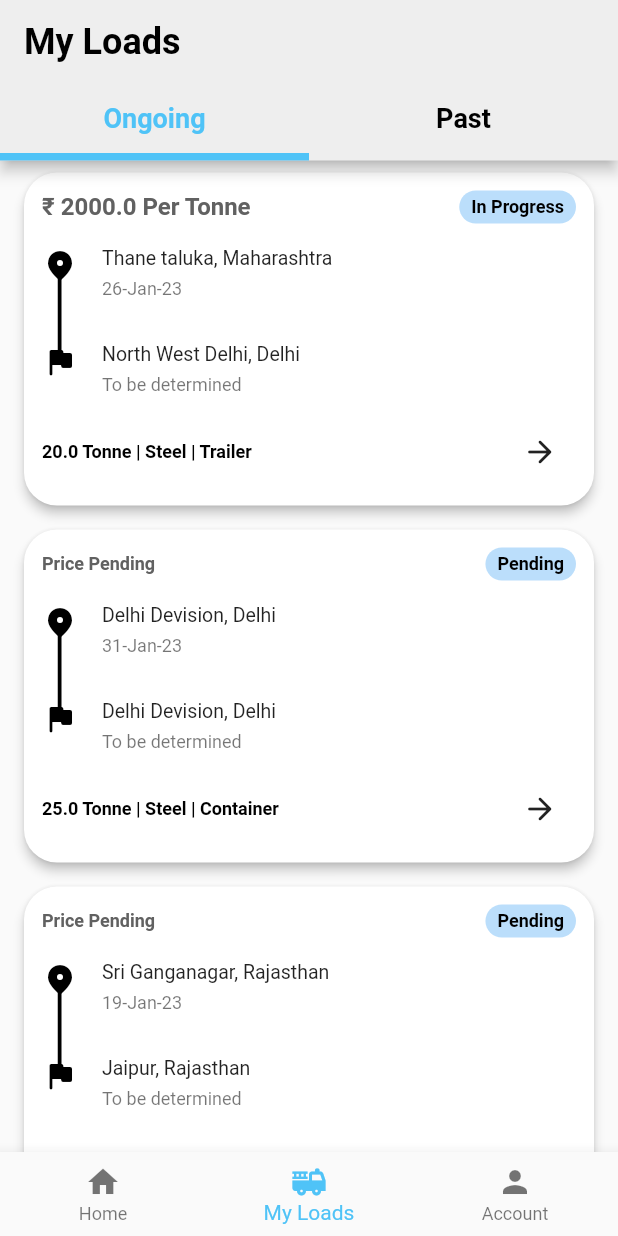
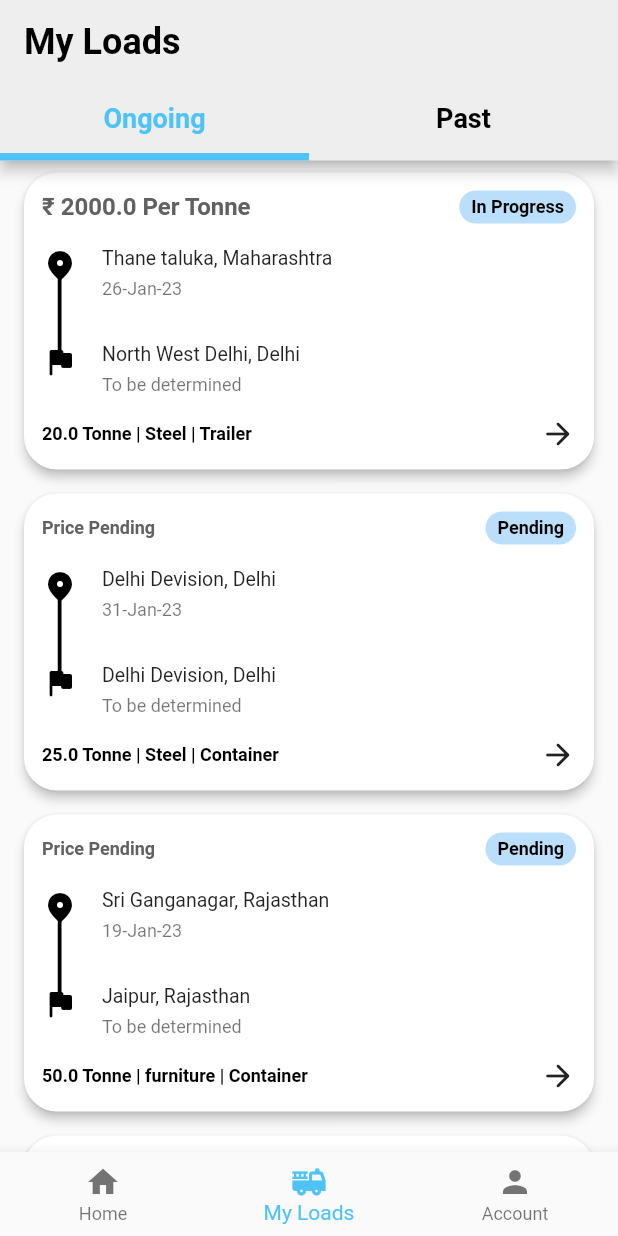
Before and after one commit to tarunjain3/Move, a Flutter app: the screen it shows after launch, on a phone screen of 412 x 824 dp. Run offline on Flutter 3.47's test engine with Material 2 defaults, Android fonts, the phone set to English and light mode, and no system bars.

Commit message:
fix: replaced icon button with icon in orders card

```diff
--- a/lib/UI/orders/orders.dart
+++ b/lib/UI/orders/orders.dart
@@ -111,14 +111,10 @@ class Orders extends StatelessWidget {
                     mainAxisAlignment: MainAxisAlignment.spaceBetween,
                     children: [
                       Text(
-                          '${ordersList[index].quantity} Tonne | ${ordersList[index].material} | ${ordersList[index].vehicle}',
-                          style: Theme.of(context).textTheme.headline3),
-                      IconButton(
-                        onPressed: (() {
-                          print('Pressed');
-                        }),
-                        icon: const Icon(Icons.arrow_forward_rounded),
-                      )
+                        '${ordersList[index].quantity} Tonne | ${ordersList[index].material} | ${ordersList[index].vehicle}',
+                        style: Theme.of(context).textTheme.headline3,
+                      ),
+                      const Icon(Icons.arrow_forward_rounded),
                     ],
                   ),
                 ],
--- a/lib/order_detail.dart
+++ b/lib/order_detail.dart
@@ -157,7 +157,7 @@ class OrderDetails extends StatelessWidget {
               ),
               const StepperCount(
                 title: 'Load Status',
-                currentStep: 3,
+                currentStep: 2,
                 stepsList: ['Quotated', 'Scheduled', 'In Progress'],
               ),
               const SizedBox(
```
